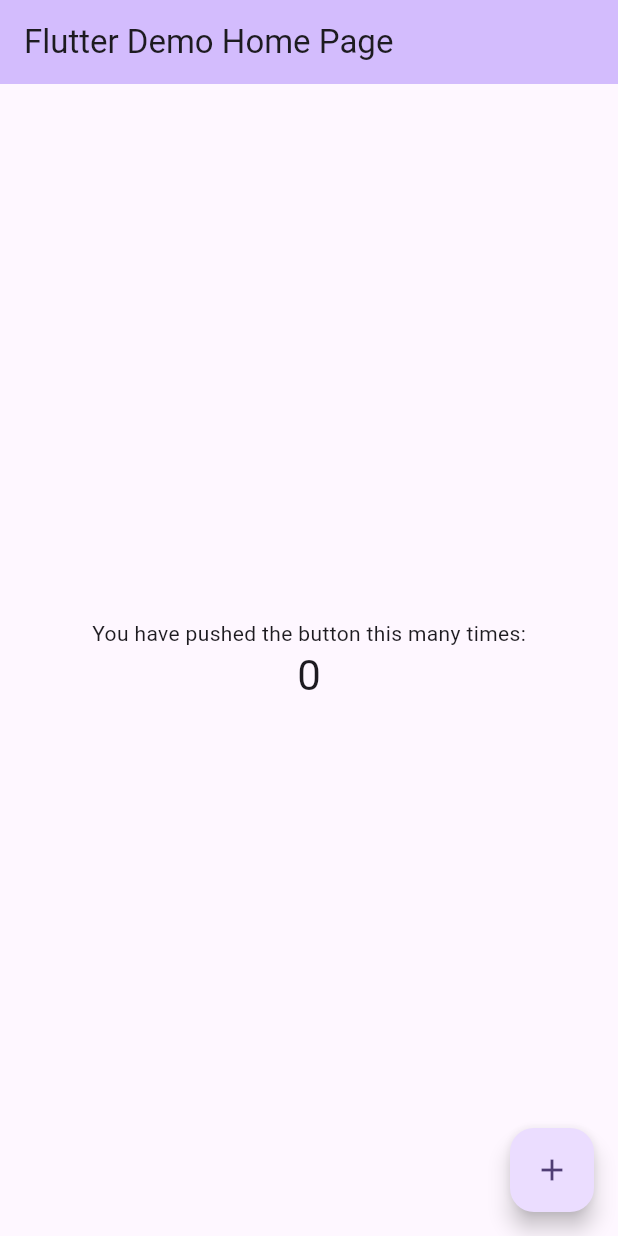
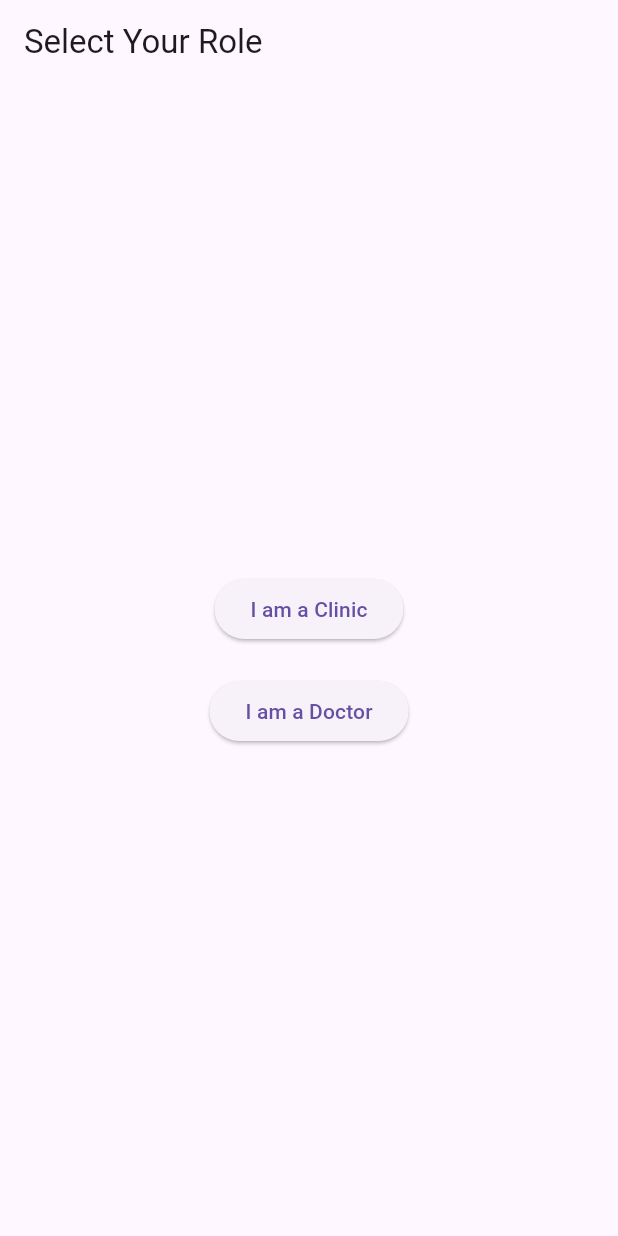
Before and after one commit to could-ai/019a0a8c-3cc8-7c54-aab7-7c8614881a2b, a Flutter app: the screen it shows after launch, on a phone screen of 412 x 824 dp. Run offline on Flutter 3.47's test engine with Material 3 defaults, Android fonts, the phone set to English and light mode, and no system bars.

Commit message:
Replaced the default Flutter demo app with the main app structure for the doctor consultation platform, including a MaterialApp with theme and setting the home screen to RoleSelectionScreen.; Created a new screen for role selection where users can choose between Clinic and Doctor roles, navigating to the OTP login screen with the selected role.; Created the OTP login screen with phone number input, mock OTP sending, and OTP verification, navigating to the respective dashboard based on the selected role.; Created the clinic dashboard screen with buttons to post requirements and view messages.; Created the post requirement screen for clinics to input details like clinic name, specialization, location, duration, requirement, and experience needed, with form validation.; Created the doctor dashboard screen displaying a list of mock clinic requirements with all specified details, including a contact button to initiate chat.; Created the chat list screen for clinics to view and access conversations with doctors.; Created the chat screen for real-time messaging between clinics and doctors, with a mock message list and input field for sending messages.

```diff
--- a/usr/lib/main.dart
+++ b/usr/lib/main.dart
@@ -1,120 +1,23 @@
 import 'package:flutter/material.dart';
+import 'screens/role_selection_screen.dart';
 
 void main() {
-  runApp(const MyApp());
+  runApp(const DoctorConsultationApp());
 }
 
-class MyApp extends StatelessWidget {
-  const MyApp({super.key});
+class DoctorConsultationApp extends StatelessWidget {
+  const DoctorConsultationApp({super.key});
 
-  // This widget is the root of your application.
   @override
   Widget build(BuildContext context) {
     return MaterialApp(
-      title: 'Flutter Demo',
+      title: 'Doctor Consultation Platform',
       debugShowCheckedModeBanner: false,
       theme: ThemeData(
-        // This is the theme of your application.
-        //
-        // TRY THIS: Try running your application with "flutter run". You'll see
-        // the application has a purple toolbar. Then, without quitting the app,
-        // try changing the seedColor in the colorScheme below to Colors.green
-        // and then invoke "hot reload" (save your changes or press the "hot
-        // reload" button in a Flutter-supported IDE, or press "r" if you used
-        // the command line to start the app).
-        //
-        // Notice that the counter didn't reset back to zero; the application
-        // state is not lost during the reload. To reset the state, use hot
-        // restart instead.
-        //
-        // This works for code too, not just values: Most code changes can be
-        // tested with just a hot reload.
-        colorScheme: ColorScheme.fromSeed(seedColor: Colors.deepPurple),
+        primarySwatch: Colors.blue,
+        visualDensity: VisualDensity.adaptivePlatformDensity,
       ),
-      home: const MyHomePage(title: 'Flutter Demo Home Page'),
+      home: const RoleSelectionScreen(),
     );
   }
 }
-
-class MyHomePage extends StatefulWidget {
-  const MyHomePage({super.key, required this.title});
-
-  // This widget is the home page of your application. It is stateful, meaning
-  // that it has a State object (defined below) that contains fields that affect
-  // how it looks.
-
-  // This class is the configuration for the state. It holds the values (in this
-  // case the title) provided by the parent (in this case the App widget) and
-  // used by the build method of the State. Fields in a Widget subclass are
-  // always marked "final".
-
-  final String title;
-
-  @override
-  State<MyHomePage> createState() => _MyHomePageState();
-}
-
-class _MyHomePageState extends State<MyHomePage> {
-  int _counter = 0;
-
-  void _incrementCounter() {
-    setState(() {
-      // This call to setState tells the Flutter framework that something has
-      // changed in this State, which causes it to rerun the build method below
-      // so that the display can reflect the updated values. If we changed
-      // _counter without calling setState(), then the build method would not be
-      // called again, and so nothing would appear to happen.
-      _counter++;
-    });
-  }
-
-  @override
-  Widget build(BuildContext context) {
-    // This method is rerun every time setState is called, for instance as done
-    // by the _incrementCounter method above.
-    //
-    // The Flutter framework has been optimized to make rerunning build methods
-    // fast, so that you can just rebuild anything that needs updating rather
-    // than having to individually change instances of widgets.
-    return Scaffold(
-      appBar: AppBar(
-        // TRY THIS: Try changing the color here to a specific color (to
-        // Colors.amber, perhaps?) and trigger a hot reload to see the AppBar
-        // change color while the other colors stay the same.
-        backgroundColor: Theme.of(context).colorScheme.inversePrimary,
-        // Here we take the value from the MyHomePage object that was created by
-        // the App.build method, and use it to set our appbar title.
-        title: Text(widget.title),
-      ),
-      body: Center(
-        // Center is a layout widget. It takes a single child and positions it
-        // in the middle of the parent.
-        child: Column(
-          // Column is also a layout widget. It takes a list of children and
-          // arranges them vertically. By default, it sizes itself to fit its
-          // children horizontally, and tries to be as tall as its parent.
-          //
-          // Column has various properties to control how it sizes itself and
-          // how it positions its children. Here we use mainAxisAlignment to
-          // center the children vertically; the main axis here is the vertical
-          // axis because Columns are vertical (the cross axis would be
-          // horizontal).
-          //
-          // TRY THIS: Invoke "debug painting" (choose the "Toggle Debug Paint"
-          // action in the IDE, or press "p" in the console), to see the
-          // wireframe for each widget.
-          mainAxisAlignment: MainAxisAlignment.center,
-          children: <Widget>[
-            const Text('You have pushed the button this many times:'),
-            Text('$_counter', style: Theme.of(context).textTheme.headlineMedium),
-          ],
-        ),
-      ),
-      floatingActionButton: FloatingActionButton(
-        onPressed: _incrementCounter,
-        tooltip: 'Increment',
-        child: const Icon(Icons.add),
-      ), // This trailing comma makes auto-formatting nicer for build methods.
-    );
-  }
-}
--- /dev/null
+++ b/usr/lib/screens/role_selection_screen.dart
@@ -0,0 +1,41 @@
+import 'package:flutter/material.dart';
+import 'otp_login_screen.dart';
+
+class RoleSelectionScreen extends StatelessWidget {
+  const RoleSelectionScreen({super.key});
+
+  @override
+  Widget build(BuildContext context) {
+    return Scaffold(
+      appBar: AppBar(
+        title: const Text('Select Your Role'),
+      ),
+      body: Center(
+        child: Column(
+          mainAxisAlignment: MainAxisAlignment.center,
+          children: [
+            ElevatedButton(
+              onPressed: () {
+                Navigator.push(
+                  context,
+                  MaterialPageRoute(builder: (context) => const OtpLoginScreen(role: 'Clinic')),
+                );
+              },
+              child: const Text('I am a Clinic'),
+            ),
+            const SizedBox(height: 20),
+            ElevatedButton(
+              onPressed: () {
+                Navigator.push(
+                  context,
+                  MaterialPageRoute(builder: (context) => const OtpLoginScreen(role: 'Doctor')),
+                );
+              },
+              child: const Text('I am a Doctor'),
+            ),
+          ],
+        ),
+      ),
+    );
+  }
+}
```
Also changed, not shown: usr/lib/screens/chat_list_screen.dart (added, +31 -0 lines), usr/lib/screens/chat_screen.dart (added, +62 -0 lines), usr/lib/screens/clinic_dashboard_screen.dart (added, +42 -0 lines), usr/lib/screens/doctor_dashboard_screen.dart (added, +69 -0 lines), usr/lib/screens/otp_login_screen.dart (added, +88 -0 lines), usr/lib/screens/post_requirement_screen.dart (added, +80 -0 lines).
